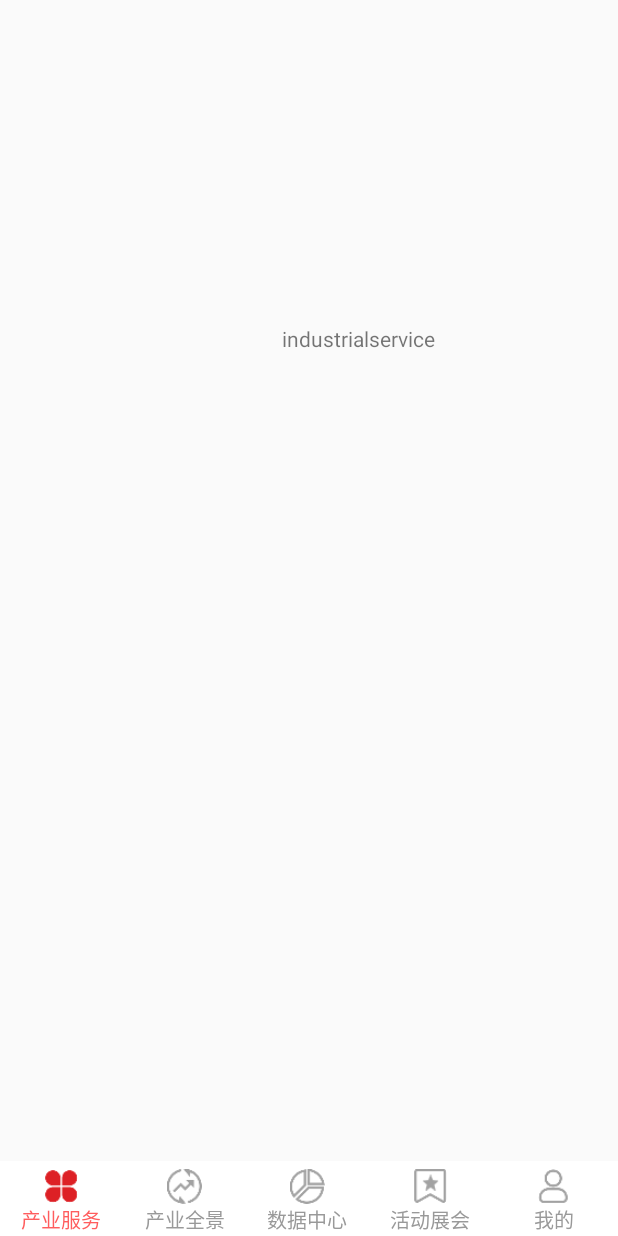
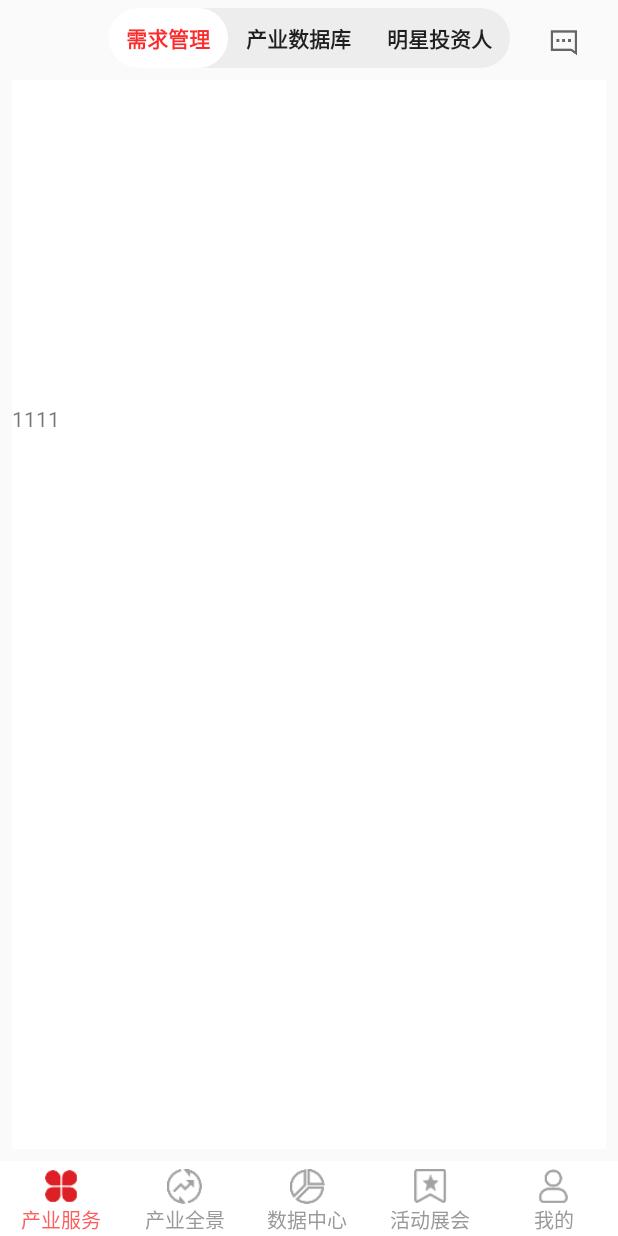
Before and after one commit to yangxinbin/zsproject, an Android app: the screen it shows after launch (ZsActivity), on a phone screen of 412 x 824 dp. Run offline under Robolectric (Android 15) with nearby library versions, the phone set to English and light mode, and no system bars; our stand-ins replace ButterKnife.

Commit message:
二级页面提交

```diff
--- a/app/build.gradle
+++ b/app/build.gradle
@@ -24,7 +24,10 @@ dependencies {
     androidTestCompile('com.android.support.test.espresso:espresso-core:2.2.2', {
         exclude group: 'com.android.support', module: 'support-annotations'
     })
+    //奶油刀
     compile 'com.android.support:appcompat-v7:26.+'
     compile 'com.android.support.constraint:constraint-layout:1.0.2'
+    compile 'com.android.support:design:24.0.0'
+    compile 'com.jakewharton:butterknife:7.0.1'
     testCompile 'junit:junit:4.12'
 }
--- /dev/null
+++ b/app/src/main/java/com/mango/leo/zsproject/industrialservice/adapte/ViewPageAdapter.java
@@ -0,0 +1,48 @@
+package com.mango.leo.zsproject.industrialservice.adapte;
+
+import android.support.v4.app.Fragment;
+import android.support.v4.app.FragmentManager;
+import android.support.v4.app.FragmentPagerAdapter;
+import android.view.ViewGroup;
+
+import java.util.List;
+
+/**
+ * Created by Administrator on 2018/5/10 0010.
+ */
+
+public class ViewPageAdapter extends FragmentPagerAdapter {
+
+
+    private List<Fragment> mfragments;
+    private List<String> list_Title;
+
+    public ViewPageAdapter(FragmentManager fm, List<Fragment> fragmentlists, List<String> list_Title) {
+        super(fm);
+        this.mfragments=fragmentlists;
+        this.list_Title=list_Title;
+    }
+
+    @Override
+    public Fragment getItem(int position) {
+        return mfragments.get(position);
+    }
+
+    @Override
+    public int getCount() {
+        return list_Title.size();
+    }
+
+    //此方法用来显示tab上的名字
+    @Override
+    public CharSequence getPageTitle(int position) {
+        return list_Title.get(position % list_Title.size());
+    }
+
+
+    @Override
+    public void destroyItem(ViewGroup container, int position, Object object) {
+//        super.destroyItem(container, position, object);
+    }
+
+}
--- /dev/null
+++ b/app/src/main/java/com/mango/leo/zsproject/industrialservice/fragments/DemandManagementFragment.java
@@ -0,0 +1,25 @@
+package com.mango.leo.zsproject.industrialservice.fragments;
+
+import android.os.Bundle;
+import android.support.annotation.Nullable;
+import android.support.v4.app.Fragment;
+import android.view.LayoutInflater;
+import android.view.View;
+import android.view.ViewGroup;
+
+import com.mango.leo.zsproject.R;
+
+import butterknife.ButterKnife;
+
+/**
+ * Created by Administrator on 2018/5/10 0010.
+ */
+
+public class DemandManagementFragment extends Fragment{
+    @Nullable
+    @Override
+    public View onCreateView(LayoutInflater inflater, @Nullable ViewGroup container, @Nullable Bundle savedInstanceState) {
+        View view = LayoutInflater.from(getActivity()).inflate(R.layout.demandmanagement, container, false);
+        return view;
+    }
+}
--- /dev/null
+++ b/app/src/main/java/com/mango/leo/zsproject/industrialservice/fragments/IndustrialDatabaseFragment.java
@@ -0,0 +1,23 @@
+package com.mango.leo.zsproject.industrialservice.fragments;
+
+import android.os.Bundle;
+import android.support.annotation.Nullable;
+import android.support.v4.app.Fragment;
+import android.view.LayoutInflater;
+import android.view.View;
+import android.view.ViewGroup;
+
+import com.mango.leo.zsproject.R;
+
+/**
+ * Created by Administrator on 2018/5/10 0010.
+ */
+
+public class IndustrialDatabaseFragment extends Fragment{
+    @Nullable
+    @Override
+    public View onCreateView(LayoutInflater inflater, @Nullable ViewGroup container, @Nullable Bundle savedInstanceState) {
+        View view = LayoutInflater.from(getActivity()).inflate(R.layout.industrialdatabase, container, false);
+        return view;
+    }
+}
--- /dev/null
+++ b/app/src/main/java/com/mango/leo/zsproject/industrialservice/fragments/StarInvestorFragment.java
@@ -0,0 +1,23 @@
+package com.mango.leo.zsproject.industrialservice.fragments;
+
+import android.os.Bundle;
+import android.support.annotation.Nullable;
+import android.support.v4.app.Fragment;
+import android.view.LayoutInflater;
+import android.view.View;
+import android.view.ViewGroup;
+
+import com.mango.leo.zsproject.R;
+
+/**
+ * Created by Administrator on 2018/5/10 0010.
+ */
+
+public class StarInvestorFragment extends Fragment{
+    @Nullable
+    @Override
+    public View onCreateView(LayoutInflater inflater, @Nullable ViewGroup container, @Nullable Bundle savedInstanceState) {
+        View view = LayoutInflater.from(getActivity()).inflate(R.layout.starinvestor, container, false);
+        return view;
+    }
+}
--- a/app/src/main/java/com/mango/leo/zsproject/industrialservice/show/FragmentOfIndustrialService.java
+++ b/app/src/main/java/com/mango/leo/zsproject/industrialservice/show/FragmentOfIndustrialService.java
@@ -2,18 +2,65 @@ package com.mango.leo.zsproject.industrialservice.show;
 
 import android.os.Bundle;
 import android.support.annotation.Nullable;
+import android.support.design.widget.TabLayout;
 import android.support.v4.app.Fragment;
+import android.support.v4.view.ViewPager;
 import android.view.LayoutInflater;
 import android.view.View;
 import android.view.ViewGroup;
+import android.widget.TableLayout;
+import android.widget.TextView;
 
 import com.mango.leo.zsproject.R;
+import com.mango.leo.zsproject.industrialservice.adapte.ViewPageAdapter;
+import com.mango.leo.zsproject.industrialservice.fragments.DemandManagementFragment;
+import com.mango.leo.zsproject.industrialservice.fragments.IndustrialDatabaseFragment;
+import com.mango.leo.zsproject.industrialservice.fragments.StarInvestorFragment;
+
+import java.util.ArrayList;
+import java.util.Arrays;
+import java.util.List;
+
+import butterknife.Bind;
+import butterknife.ButterKnife;
 
 
 public class FragmentOfIndustrialService extends Fragment {
+    @Bind(R.id.tabLayout)
+    TabLayout mTableLayout;
+    @Bind(R.id.viewPager)
+    ViewPager mViewPager;
+    List<Fragment> mfragments = new ArrayList<Fragment>();
+    private List<String> mDatas;
     @Nullable
     @Override
     public View onCreateView(LayoutInflater inflater, @Nullable ViewGroup container, @Nullable Bundle savedInstanceState) {
-        return LayoutInflater.from(getActivity()).inflate(R.layout.industrialservice, container, false);
+        View view = LayoutInflater.from(getActivity()).inflate(R.layout.industrialservice, container, false);
+        ButterKnife.bind(this, view);
+        initDatas();
+        init();
+        return view;
+    }
+
+    private void initDatas() {
+        mDatas = new ArrayList<String>(Arrays.asList("需求管理", "产业数据库", "明星投资人"));
+    }
+
+    private void init() {
+        mTableLayout.setTabMode(TabLayout.MODE_FIXED);
+        ViewPageAdapter vp = new ViewPageAdapter(getFragmentManager(), mfragments, mDatas);
+        mTableLayout.setupWithViewPager(mViewPager);
+        mfragments.add(new DemandManagementFragment());
+        mfragments.add(new IndustrialDatabaseFragment());
+        mfragments.add(new StarInvestorFragment());
+        //Toast.makeText(this,mDatas.toString(),Toast.LENGTH_SHORT).show();
+        mViewPager.setAdapter(vp);
+        mViewPager.setCurrentItem(0);
+    }
+
+    @Override
+    public void onDestroyView() {
+        super.onDestroyView();
+        ButterKnife.unbind(this);
     }
 }
--- /dev/null
+++ b/app/src/main/res/drawable/tab_background.xml
@@ -0,0 +1,3 @@
+<selector xmlns:android="http://schemas.android.com/apk/res/android">
+    <item android:drawable="@drawable/tablayout_select_background" android:state_selected="true" />
+</selector>
--- /dev/null
+++ b/app/src/main/res/drawable/tablayout_background.xml
@@ -0,0 +1,5 @@
+<?xml version="1.0" encoding="utf-8"?>
+<shape xmlns:android="http://schemas.android.com/apk/res/android">
+    <corners android:radius="40dp" />
+    <solid android:color="@color/gray" />
+</shape>
--- /dev/null
+++ b/app/src/main/res/drawable/tablayout_select_background.xml
@@ -0,0 +1,5 @@
+<?xml version="1.0" encoding="utf-8"?>
+<shape xmlns:android="http://schemas.android.com/apk/res/android">
+    <corners android:radius="40dp" />
+    <solid android:color="@color/common_white" />
+</shape>
--- a/app/src/main/res/layout/activity_main.xml
+++ b/app/src/main/res/layout/activity_main.xml
@@ -12,7 +12,7 @@
     </FrameLayout>
 
     <com.mango.leo.zsproject.viewutil.BottomBar
-        android:background="#FFFFFF"
+        android:background="@color/common_white"
         android:id="@+id/bottom_bar"
         android:layout_width="match_parent"
         android:layout_height="50dp"
--- /dev/null
+++ b/app/src/main/res/layout/demandmanagement.xml
@@ -0,0 +1,10 @@
+<?xml version="1.0" encoding="utf-8"?>
+<LinearLayout xmlns:android="http://schemas.android.com/apk/res/android"
+    android:orientation="vertical" android:layout_width="match_parent"
+    android:layout_height="match_parent">
+    <TextView
+        android:layout_width="wrap_content"
+        android:layout_height="wrap_content"
+        android:text="1111"
+        android:layout_marginTop="216dp" />
+</LinearLayout>
--- /dev/null
+++ b/app/src/main/res/layout/industrialdatabase.xml
@@ -0,0 +1,10 @@
+<?xml version="1.0" encoding="utf-8"?>
+<LinearLayout xmlns:android="http://schemas.android.com/apk/res/android"
+    android:orientation="vertical" android:layout_width="match_parent"
+    android:layout_height="match_parent">
+    <TextView
+        android:layout_width="wrap_content"
+        android:layout_height="wrap_content"
+        android:text="2222"
+        android:layout_marginTop="216dp" />
+</LinearLayout>
--- a/app/src/main/res/layout/industrialservice.xml
+++ b/app/src/main/res/layout/industrialservice.xml
@@ -1,19 +1,52 @@
 <?xml version="1.0" encoding="utf-8"?>
-<android.support.constraint.ConstraintLayout
-    xmlns:android="http://schemas.android.com/apk/res/android"
+<android.support.constraint.ConstraintLayout xmlns:android="http://schemas.android.com/apk/res/android"
     xmlns:app="http://schemas.android.com/apk/res-auto"
     xmlns:tools="http://schemas.android.com/tools"
     android:layout_width="match_parent"
-    android:layout_height="match_parent">
-
-    <TextView
-        android:id="@+id/textView1"
+    android:layout_height="match_parent"
+    tools:context="com.mango.leo.zsproject.industrialservice.show.FragmentOfIndustrialService">
+    <android.support.design.widget.TabLayout
+        android:id="@+id/tabLayout"
+        android:layout_width="wrap_content"
+        android:layout_height="40dp"
+        app:tabGravity="center"
+        android:background="@drawable/tablayout_background"
+        app:tabSelectedTextColor="@color/red"
+        app:tabTextAppearance="@style/TabText"
+        app:tabBackground="@drawable/tab_background"
+        app:tabMode="scrollable"
+        app:tabIndicatorColor="@color/none"
+        app:layout_constraintTop_toTopOf="parent"
+        android:layout_marginTop="5dp"
+        android:layout_marginLeft="8dp"
+        app:layout_constraintLeft_toLeftOf="parent"
+        android:layout_marginRight="8dp"
+        app:layout_constraintRight_toRightOf="parent" />
+    <ImageView
+        android:id="@+id/image_msg"
         android:layout_width="wrap_content"
         android:layout_height="wrap_content"
-        android:layout_marginStart="188dp"
-        android:layout_marginTop="216dp"
-        android:text="industrialservice"
-        app:layout_constraintStart_toStartOf="parent"
+        android:layout_gravity="end"
+        android:src="@drawable/common_nav_icon_msg"
+        android:layout_marginRight="25dp"
+        app:layout_constraintRight_toRightOf="parent"
         app:layout_constraintTop_toTopOf="parent"
-        tools:ignore="RtlCompat" />
+        android:layout_marginTop="18dp" />
+
+    <android.support.v4.view.ViewPager
+        android:id="@+id/viewPager"
+        android:layout_width="0dp"
+        android:layout_height="0dp"
+        android:layout_marginBottom="8dp"
+        android:layout_marginLeft="8dp"
+        android:layout_marginRight="8dp"
+        android:layout_marginTop="8dp"
+        android:layout_weight="1"
+        android:background="@android:color/white"
+        app:layout_constraintBottom_toBottomOf="parent"
+        app:layout_constraintHorizontal_bias="0.0"
+        app:layout_constraintLeft_toLeftOf="parent"
+        app:layout_constraintRight_toRightOf="parent"
+        app:layout_constraintTop_toBottomOf="@+id/tabLayout"
+        app:layout_constraintVertical_bias="0.0" />
 </android.support.constraint.ConstraintLayout>
--- /dev/null
+++ b/app/src/main/res/layout/starinvestor.xml
@@ -0,0 +1,10 @@
+<?xml version="1.0" encoding="utf-8"?>
+<LinearLayout xmlns:android="http://schemas.android.com/apk/res/android"
+    android:orientation="vertical" android:layout_width="match_parent"
+    android:layout_height="match_parent">
+    <TextView
+        android:layout_width="wrap_content"
+        android:layout_height="wrap_content"
+        android:text="3333"
+        android:layout_marginTop="216dp" />
+</LinearLayout>
--- a/app/src/main/res/values/colors.xml
+++ b/app/src/main/res/values/colors.xml
@@ -3,4 +3,8 @@
     <color name="colorPrimary">#3F51B5</color>
     <color name="colorPrimaryDark">#303F9F</color>
     <color name="colorAccent">#FF4081</color>
+    <color name="common_white">#FFFFFF</color>
+    <color name="red">#fc2b2b</color>
+    <color name="none">#00FFFFFF</color>
+    <color name="gray">#ededed</color>
 </resources>
--- /dev/null
+++ b/app/src/main/res/values/dimens.xml
@@ -0,0 +1,6 @@
+<?xml version="1.0" encoding="utf-8"?>
+<resources>
+    <dimen name="commom_margin_4">4dp</dimen>
+    <dimen name="commom_tv_size_12">12dp</dimen>
+    <dimen name="commom_margin_2">2dp</dimen>
+</resources>
--- a/app/src/main/res/values/styles.xml
+++ b/app/src/main/res/values/styles.xml
@@ -8,4 +8,9 @@
         <item name="colorAccent">@color/colorAccent</item>
     </style>
 
+    <style name="TabText" parent="TextAppearance.AppCompat">
+        <item name="android:textStyle">bold</item>
+        <item name="android:textSize">14dp</item>
+    </style>
+
 </resources>
```
